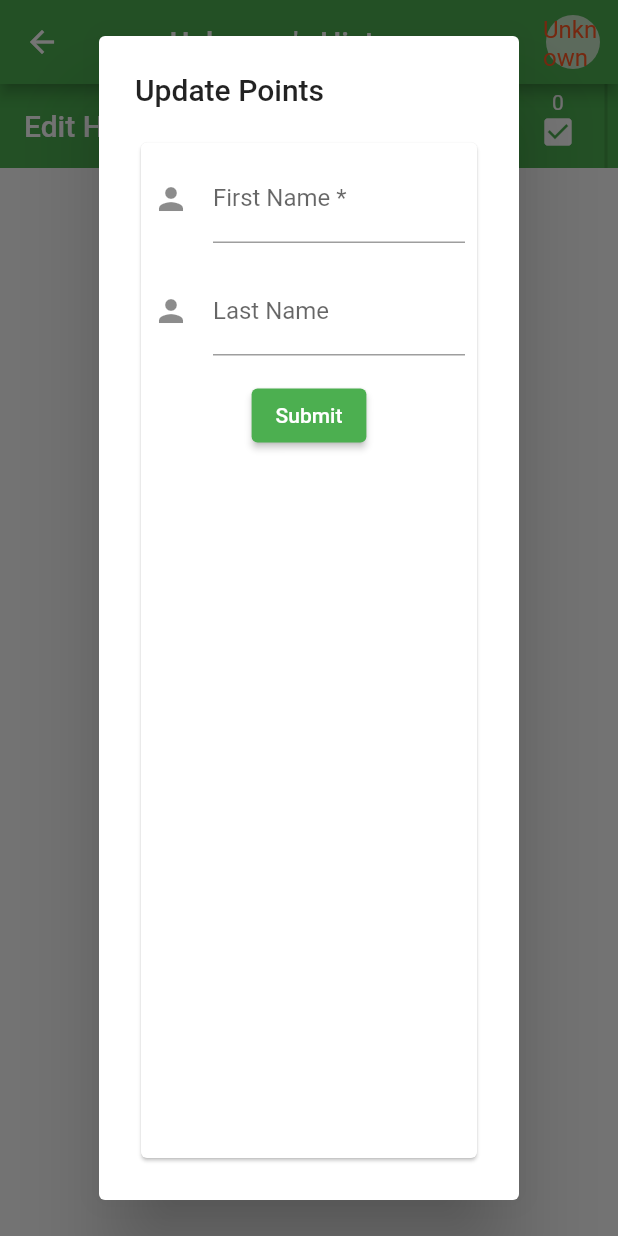
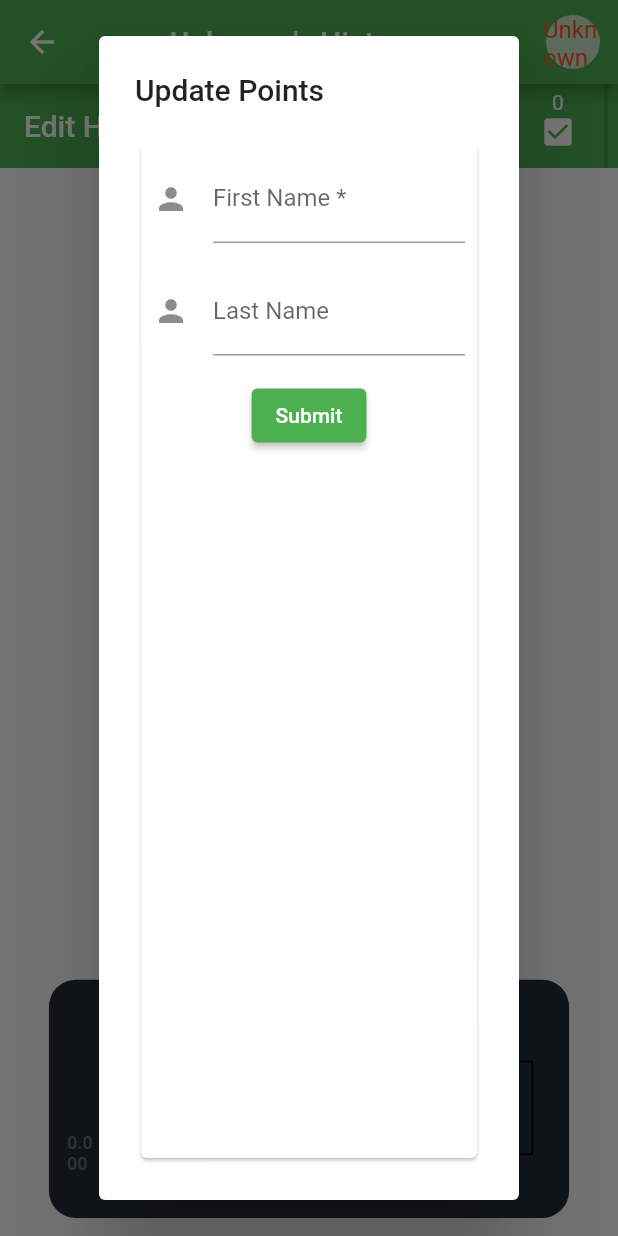
Before and after one commit to nibuen/kid_good_good, a Flutter app: the screen it shows after launch, item 3 of the bottom bar chosen, after a tap on the "edit" icon, on a phone screen of 412 x 824 dp. Run offline on Flutter 3.47's test engine with Material 2 defaults, Android fonts, the light colour scheme and no system bars; drawn by our look-alikes of fl_chart; our stand-ins replace flutter_local_notifications, flutter_riverpod, hive, hive_flutter, numberpicker, sentry_flutter and 1 more; accounts and stored records are empty; network calls fail.

Commit message:
History - New Graph to see monthly points Bug Fixes:  - Fixed Issue with updating points in history

```diff
--- a/lib/app_bar.dart
+++ b/lib/app_bar.dart
@@ -21,11 +21,11 @@ class KidAppBar extends ConsumerWidget with PreferredSizeWidget {
       centerTitle: true,
       title: Text.rich(
         TextSpan(
-          text: "${ref.watch(selectedKidsProvider).firstName}'s $title",
+          text: "${ref.watch(selectedKidProvider).firstName}'s $title",
           children: <TextSpan>[
             if (showPoints)
               TextSpan(
-                text: "   ${ref.watch(selectedKidsProvider).points}",
+                text: "   ${ref.watch(selectedKidProvider).points}",
                 style: TextStyle(
                   fontWeight: FontWeight.bold,
                   fontSize: 16,
@@ -56,7 +56,7 @@ class _KidAvatar extends ConsumerWidget {
       onTap: () => Navigator.pushNamed(context, "user_select"),
       child: CircleAvatar(
         foregroundColor: Colors.deepOrange,
-        child: Text("${ref.watch(selectedKidsProvider).firstName}"),
+        child: Text("${ref.watch(selectedKidProvider).firstName}"),
       ),
     );
   }
--- a/lib/kid/history/history.dart
+++ b/lib/kid/history/history.dart
@@ -8,6 +8,7 @@ import 'package:kid_good_good/kid/reward/reward.dart';
 
 import '../../app_bar.dart';
 import '../kid.dart';
+import 'monthly_history_line_chart.dart';
 
 part 'history.g.dart';
 
@@ -32,7 +33,25 @@ class _HistoryPageState extends State<HistoryPage> {
       appBar: KidAppBar(
         title: widget.title,
       ),
-      body: PointHistoryList(kid: widget.kid),
+      body: Column(
+        children: [
+          Expanded(
+            flex: 16,
+            child: PointHistoryList(kid: widget.kid),
+          ),
+          Flexible(
+            flex: 5,
+            child: FractionallySizedBox(
+              heightFactor: 1.0,
+              widthFactor: .9,
+              child: Padding(
+                padding: const EdgeInsets.all(12),
+                child: MonthlyHistoryLineChart(kid: widget.kid),
+              ),
+            ),
+          ),
+        ],
+      ),
     );
   }
 }
@@ -47,6 +66,7 @@ class PointHistoryList extends ConsumerWidget {
 
   @override
   Widget build(BuildContext context, WidgetRef ref) {
+    ref.watch(selectedKidProvider);
     final history = kid.pointHistory;
     final missingDaysList = findMissingDays();
 
@@ -174,11 +194,12 @@ class _HistoryListState extends State<HistoryList> {
                 title: const Text('Update Points'),
                 content: KidPointer(
                   kid: widget.kid,
-                  initialValue: 20,
+                  initialValue:
+                      mappedItems.isNotEmpty ? mappedItems.first.points : 20,
                   historyUpdates: mappedItems.toList(),
                 ),
               ),
-            );
+            ).whenComplete(() => setState(() { debugPrint("got alert complete!");}));
           },
         ),
         VerticalDivider(thickness: 2),
@@ -352,7 +373,7 @@ class _SelectedCounterState extends State<SelectedCounter> {
 }
 
 @HiveType(typeId: HistoryTypeId)
-class PointHistory extends Comparable<PointHistory> {
+class PointHistory with Comparable<PointHistory> {
   PointHistory({
     required this.points,
     required this.dateTime,
--- /dev/null
+++ b/lib/kid/history/monthly_history_line_chart.dart
@@ -0,0 +1,155 @@
+import 'package:fl_chart/fl_chart.dart';
+import 'package:flutter/material.dart';
+import 'package:kid_good_good/kid/kid.dart';
+
+class MonthlyHistoryLineChart extends StatelessWidget {
+  MonthlyHistoryLineChart({
+    required this.kid,
+    Key? key,
+  }) : super(key: key);
+
+  final Kid kid;
+
+  final List<Color> gradientColors = [
+    const Color(0xff23b6e6),
+    const Color(0xff02d39a),
+  ];
+
+  @override
+  Widget build(BuildContext context) {
+    final Map<int, int> values = {};
+    final history = kid.pointHistory;
+    history.forEach((element) {
+      values.putIfAbsent(element.dateTime.month, () => 0);
+      values[element.dateTime.month] =
+          values[element.dateTime.month]! + element.points;
+    });
+    history.sort();
+
+    final textStyle = const TextStyle(
+      color: Color(0xff67727d),
+      fontWeight: FontWeight.bold,
+      fontSize: 12,
+    );
+
+    final lineChart = LineChart(
+      LineChartData(
+        minY: 0,
+        titlesData: FlTitlesData(
+          show: true,
+          topTitles: SideTitles(showTitles: false),
+          rightTitles: SideTitles(showTitles: false),
+          bottomTitles: SideTitles(
+            showTitles: true,
+            reservedSize: 22,
+            margin: 8,
+            interval: 1,
+            getTextStyles: (context, value) => const TextStyle(
+              color: Color(0xff68737d),
+              fontWeight: FontWeight.bold,
+              fontSize: 13,
+            ),
+            getTitles: (value) {
+              switch (value.toInt()) {
+                case 1:
+                  return 'Jan';
+                case 2:
+                  return 'Feb';
+                case 3:
+                  return 'Mar';
+                case 4:
+                  return 'Apr';
+                case 5:
+                  return 'May';
+                case 6:
+                  return 'Jun';
+                case 7:
+                  return 'Jul';
+                case 8:
+                  return 'Aug';
+                case 9:
+                  return 'Sep';
+                case 10:
+                  return 'Oct';
+                case 11:
+                  return 'Nov';
+                case 12:
+                  return 'Dec';
+                default:
+                  return '';
+              }
+            },
+          ),
+          leftTitles: SideTitles(
+            showTitles: true,
+            interval: 50,
+            getTextStyles: (context, value) => textStyle,
+            reservedSize: 22,
+            margin: 20,
+          ),
+        ),
+        gridData: FlGridData(
+          show: true,
+          drawVerticalLine: false,
+          horizontalInterval: 1,
+          checkToShowHorizontalLine: (double value) {
+            return value % 20 == 0;
+          },
+        ),
+        //backgroundColor: Theme.of(context).colorScheme.background,
+        lineBarsData: [
+          LineChartBarData(
+            isCurved: true,
+            barWidth: 5,
+            isStrokeCapRound: true,
+            dotData: FlDotData(
+              show: false,
+            ),
+            colors: [
+              ColorTween(begin: gradientColors[0], end: gradientColors[1])
+                  .lerp(0.2)!,
+              ColorTween(begin: gradientColors[0], end: gradientColors[1])
+                  .lerp(0.2)!,
+            ],
+            spots: values.entries.map((element) {
+              return FlSpot(element.key.toDouble(), element.value.toDouble());
+            }).toList(),
+            belowBarData: BarAreaData(
+              show: true,
+              colors: [Colors.deepPurple.withOpacity(0.4)],
+            ),
+          ),
+        ],
+      ),
+      swapAnimationDuration: Duration(milliseconds: 150), // Optional
+      swapAnimationCurve: Curves.linear, // Optional
+    );
+
+    return AspectRatio(
+      aspectRatio: 1.70,
+      child: Container(
+        decoration: const BoxDecoration(
+          borderRadius: BorderRadius.all(
+            Radius.circular(18),
+          ),
+          color: Color(0xff232d37),
+        ),
+        child: Column(
+          children: [
+            Padding(
+              padding: const EdgeInsets.only(top: 4.0),
+              child: Text("Monthly Points", style: textStyle.copyWith(fontSize: 22)),
+            ),
+            Expanded(
+              child: Padding(
+                padding: const EdgeInsets.only(
+                    right: 24.0, left: 12.0, top: 24, bottom: 12),
+                child: lineChart,
+              ),
+            ),
+          ],
+        ),
+      ),
+    );
+  }
+}
--- a/lib/kid/hud/kid_points.dart
+++ b/lib/kid/hud/kid_points.dart
@@ -13,7 +13,7 @@ class SelectedKidPointer extends ConsumerWidget {
 
   @override
   Widget build(BuildContext context, WidgetRef ref) {
-    final kid = ref.watch(selectedKidsProvider.notifier);
+    final kid = ref.watch(selectedKidProvider.notifier);
     return AnimatedSize(
       duration: const Duration(milliseconds: 500),
       child: kid.registered
--- a/lib/kid/kid.dart
+++ b/lib/kid/kid.dart
@@ -8,7 +8,8 @@ import 'history/history.dart';
 
 part 'kid.g.dart';
 
-final repositoryProvider = Provider<KidRepository>((ref) => KidRepository(ref.read));
+final repositoryProvider =
+    Provider<KidRepository>((ref) => KidRepository(ref.read));
 
 final boxKidsProvider = Provider<Kids>((ref) {
   final box = ref.read(boxProvider);
@@ -19,7 +20,7 @@ final kidsProvider = StateNotifierProvider<KidsState, Kids>(
   (ref) => KidsState(ref.watch(boxKidsProvider)),
 );
 
-final selectedKidsProvider = StateNotifierProvider<Kid, KidHive>(
+final selectedKidProvider = StateNotifierProvider<Kid, KidHive>(
   (ref) {
     final provider = ref.watch(kidsProvider);
     final selectedIndex = provider.selectedKidIndex;
@@ -53,7 +54,7 @@ class KidRepository {
 
   bool removeSelectedKid() {
     final kids = _read(kidsProvider.notifier);
-    final changed = kids.remove(_read(selectedKidsProvider));
+    final changed = kids.remove(_read(selectedKidProvider));
     if (changed) kids.save();
     return changed;
   }
@@ -116,8 +117,11 @@ class Kid extends StateNotifier<KidHive> {
   bool updatePoints(PointHistory pointHistory, int value) {
     final index = state.pointHistory.indexOf(pointHistory);
     if (index == -1) return false;
-    state.pointHistory[index] =
+
+    state = state..pointHistory[index] =
         PointHistory(dateTime: pointHistory.dateTime, points: value);
+    _read(kidsProvider).save();
+
     return true;
   }
 
--- a/lib/main.dart
+++ b/lib/main.dart
@@ -60,16 +60,16 @@ class App extends ConsumerWidget {
         '/rewards': (c) {
           return RewardsPage(
             title: 'Rewards',
-            kid: ref.read(selectedKidsProvider.notifier),
+            kid: ref.read(selectedKidProvider.notifier),
           );
         },
         '/history': (c) {
           return Consumer(
             builder: (_, ref, __) {
-              ref.watch(selectedKidsProvider);
+              ref.watch(selectedKidProvider);
               return HistoryPage(
                 title: 'History',
-                kid: ref.read(selectedKidsProvider.notifier),
+                kid: ref.read(selectedKidProvider.notifier),
               );
             },
           );
@@ -77,7 +77,7 @@ class App extends ConsumerWidget {
         '/register_kid': (c) {
           return RegisterKidPage(
             title: 'Register New Child',
-            kid: ref.read(selectedKidsProvider.notifier),
+            kid: ref.read(selectedKidProvider.notifier),
           );
         },
       },
@@ -148,7 +148,7 @@ class KidsList extends ConsumerWidget {
   @override
   Widget build(BuildContext context, WidgetRef ref) {
     // TODO This helps selected kid update correctly, should narrow rebuild
-    ref.watch(selectedKidsProvider);
+    ref.watch(selectedKidProvider);
     final kidsHive = ref.watch(kidsProvider);
     final kids = kidsHive.kids;
     final selectedIndex = kidsHive.selectedKidIndex;
--- a/pubspec.yaml
+++ b/pubspec.yaml
@@ -40,6 +40,8 @@ dependencies:
   hive_flutter: ^1.1.0
 
   flutter_local_notifications: 9.0.0
+
+  fl_chart: ^0.40.2
 
 dev_dependencies:
   hive_generator: ^1.1.1
```
Also changed, not shown: pubspec.lock.
